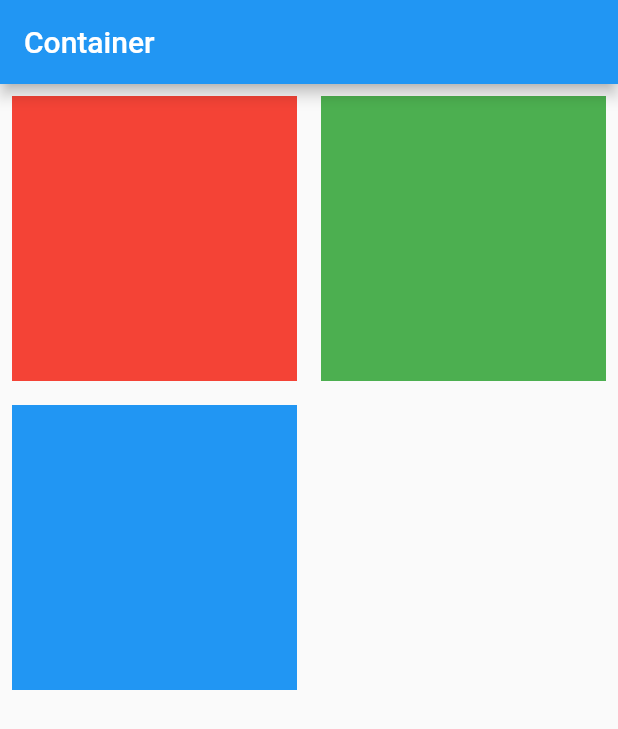
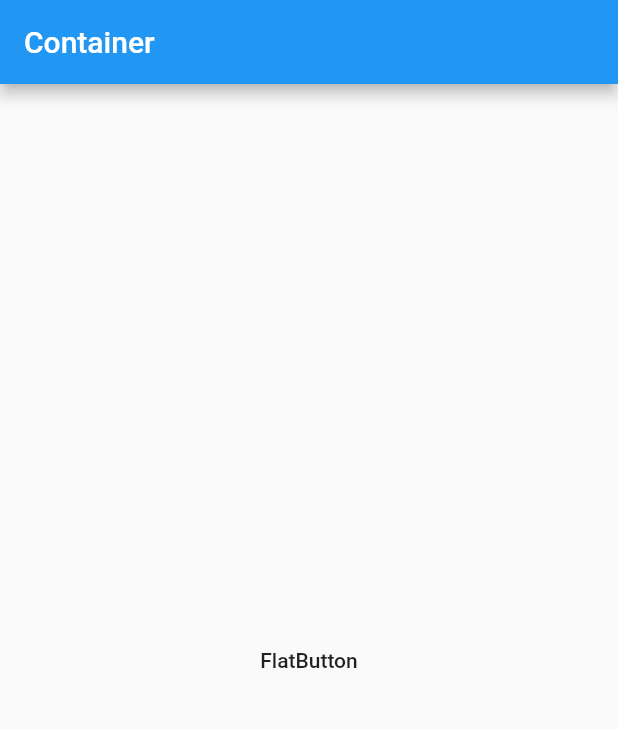
Before and after one commit to BOSOEK/Deep-Learning, a Flutter app: the screen it shows after launch, on a phone screen of 412 x 824 dp. Shown: the top 729 px of the screen. Run offline on Flutter 3.47's test engine with Material 2 defaults, Android fonts, the phone set to English and light mode, and no system bars.

Commit message:
챕터 4 완료!

```diff
--- a/Learn_And_Study/Flutter_Survival_coding/chapter_4/lib/main.dart
+++ b/Learn_And_Study/Flutter_Survival_coding/chapter_4/lib/main.dart
@@ -21,34 +21,15 @@ class MyHomePage extends StatelessWidget {
   @override
   Widget build(BuildContext context) {
     return Scaffold(
-        appBar: AppBar(
-          title: Text('Container'),
+      appBar: AppBar(
+        title: Text('Container'),
+      ),
+      body: Center(
+        child: FlatButton(
+          child: Text('FlatButton'),
+          onPressed: () {},
         ),
-        body: GridView.count(
-          crossAxisCount: 2,
-          children: <Widget>[
-            Container(
-              color: Colors.red,
-              width: 100,
-              height: 100,
-              padding: const EdgeInsets.all(8.0),
-              margin: const EdgeInsets.all(8.0),
-            ),
-            Container(
-              color: Colors.green,
-              width: 100,
-              height: 100,
-              padding: const EdgeInsets.all(8.0),
-              margin: const EdgeInsets.all(8.0),
-            ),
-            Container(
-              color: Colors.blue,
-              width: 100,
-              height: 100,
-              padding: const EdgeInsets.all(8.0),
-              margin: const EdgeInsets.all(8.0),
-            ),
-          ],
-        ));
+      ),
+    );
   }
 }
```
Also changed, not shown: 1 other file.
